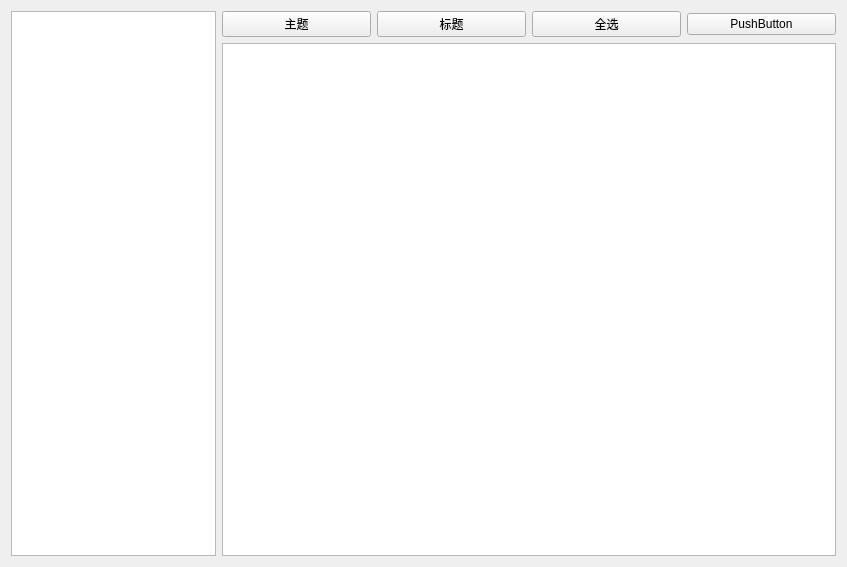
First picture: the form in graphShow/mywindow.ui, repository duanzhaol/ChartScript, before the edit.
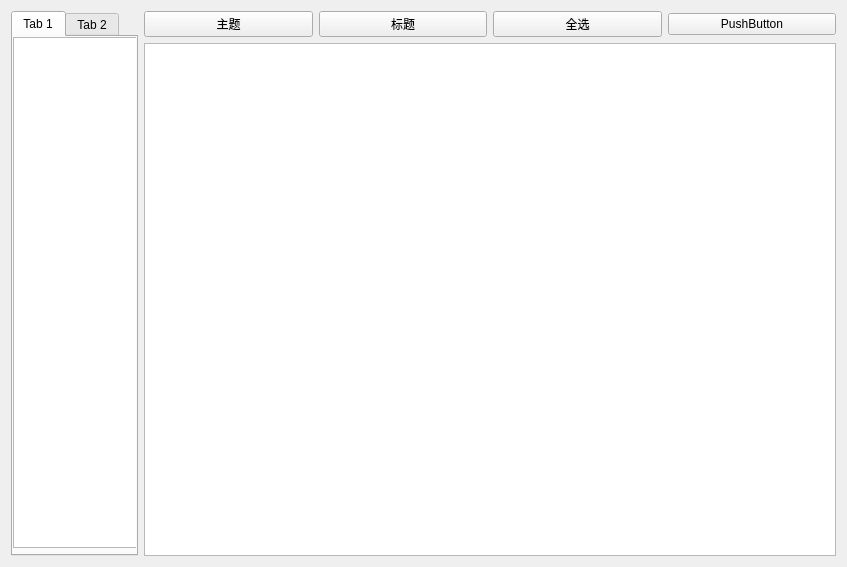
Second picture: the form after the edit.

Commit message: 啊啊啊啊啊啊啊啊啊

Patch:
```diff
--- a/graphShow/mywindow.ui
+++ b/graphShow/mywindow.ui
@@ -15,9 +15,33 @@
   </property>
   <layout class="QHBoxLayout" name="horizontalLayout_2">
    <item>
-    <layout class="QHBoxLayout" name="horizontalLayout" stretch="1,3">
+    <layout class="QHBoxLayout" name="horizontalLayout" stretch="0,3">
      <item>
-      <widget class="QTableView" name="tableView"/>
+      <widget class="QTabWidget" name="tabWidget">
+       <property name="currentIndex">
+        <number>0</number>
+       </property>
+       <widget class="QWidget" name="tab">
+        <attribute name="title">
+         <string>Tab 1</string>
+        </attribute>
+        <widget class="QListView" name="listView">
+         <property name="geometry">
+          <rect>
+           <x>0</x>
+           <y>0</y>
+           <width>141</width>
+           <height>511</height>
+          </rect>
+         </property>
+        </widget>
+       </widget>
+       <widget class="QWidget" name="tab_2">
+        <attribute name="title">
+         <string>Tab 2</string>
+        </attribute>
+       </widget>
+      </widget>
      </item>
      <item>
       <layout class="QVBoxLayout" name="verticalLayout">
```
The commit also changes 1 other file.
